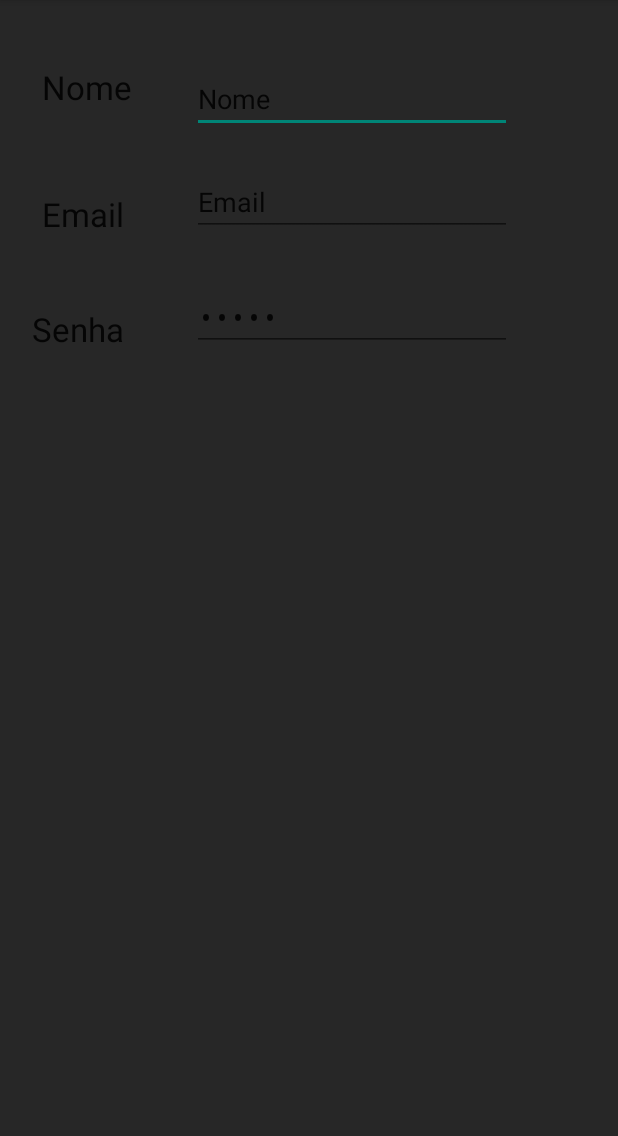
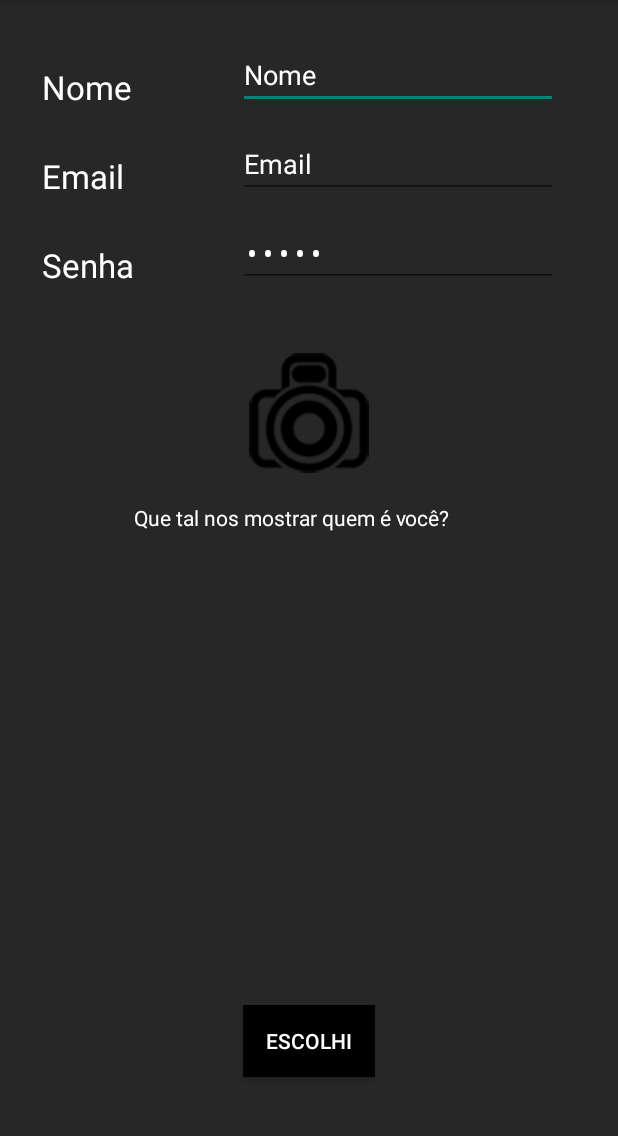
Before and after one commit to WillianFrigotto/PhotoMania, an Android app: the layout tela_cadastrar.xml on its own in the app's theme, with its tools: preview values and no code run, on a phone screen of 412 x 824 dp, the part 84-1220 px from its top. Run offline under Robolectric (Android 15) with nearby library versions, the phone set to English and light mode, and no system bars.

Commit message:
Alterações nas telas
Feitas alterações na tela de cadastro e criado menus

```diff
--- /dev/null
+++ b/app/src/main/res/layout/menu_contexto_fotos.xml
@@ -0,0 +1,4 @@
+<?xml version="1.0" encoding="utf-8"?>
+<RelativeLayout xmlns:android="http://schemas.android.com/apk/res/android"
+    android:layout_width="match_parent" android:layout_height="match_parent">
+</RelativeLayout>
--- a/app/src/main/res/layout/tela_cadastrar.xml
+++ b/app/src/main/res/layout/tela_cadastrar.xml
@@ -2,7 +2,8 @@
 <RelativeLayout xmlns:android="http://schemas.android.com/apk/res/android"
 android:layout_width="match_parent" android:layout_height="match_parent"
     android:background="#ff272727"
-   >
+    >
+
 
     <TextView
         android:layout_width="wrap_content"
@@ -13,7 +14,8 @@ android:layout_width="match_parent" android:layout_height="match_parent"
         android:layout_marginTop="43dp"
         android:layout_marginStart="28dp"
         android:layout_alignParentTop="true"
-        android:layout_alignParentStart="true" />
+        android:layout_alignParentStart="true"
+        android:textColor="#ffffffff" />
 
     <TextView
         android:layout_width="wrap_content"
@@ -21,9 +23,10 @@ android:layout_width="match_parent" android:layout_height="match_parent"
         android:textAppearance="?android:attr/textAppearanceLarge"
         android:text="@string/lblEmail"
         android:id="@+id/textView"
-        android:layout_below="@+id/lblNome"
-        android:layout_alignStart="@+id/lblNome"
-        android:layout_marginTop="55dp" />
+        android:textColor="#ffffffff"
+        android:layout_marginTop="30dp"
+        android:layout_below="@+id/txtNome"
+        android:layout_alignStart="@+id/lblNome" />
 
     <TextView
         android:layout_width="wrap_content"
@@ -31,9 +34,10 @@ android:layout_width="match_parent" android:layout_height="match_parent"
         android:textAppearance="?android:attr/textAppearanceLarge"
         android:text="@string/lblSenha"
         android:id="@+id/lblSenha"
+        android:layout_marginTop="30dp"
+        android:textColor="#ffffffff"
         android:layout_below="@+id/textView"
-        android:layout_alignEnd="@+id/textView"
-        android:layout_marginTop="47dp" />
+        android:layout_alignStart="@+id/textView" />
 
     <EditText
         android:layout_width="wrap_content"
@@ -42,9 +46,10 @@ android:layout_width="match_parent" android:layout_height="match_parent"
         android:text="@string/txtNome"
         android:ems="10"
         android:id="@+id/txtNome"
-        android:layout_alignTop="@+id/lblNome"
-        android:layout_toEndOf="@+id/lblNome"
-        android:layout_marginStart="40dp" />
+        android:textColor="#ffffffff"
+        android:layout_alignBottom="@+id/lblNome"
+        android:layout_alignParentEnd="true"
+        android:layout_marginEnd="40dp" />
 
     <EditText
         android:layout_width="wrap_content"
@@ -52,9 +57,10 @@ android:layout_width="match_parent" android:layout_height="match_parent"
         android:inputType="textEmailAddress"
         android:ems="10"
         android:id="@+id/txtEmail"
+        android:text="@string/txtEmail"
+        android:textColor="#ffffffff"
         android:layout_above="@+id/lblSenha"
-        android:layout_alignStart="@+id/txtNome"
-        android:text="@string/txtEmail" />
+        android:layout_alignStart="@+id/txtNome" />
 
     <EditText
         android:layout_width="wrap_content"
@@ -62,7 +68,40 @@ android:layout_width="match_parent" android:layout_height="match_parent"
         android:inputType="textPassword"
         android:ems="10"
         android:id="@+id/txtSenha"
+        android:text="@string/txtSenha"
+        android:textColor="#ffffffff"
         android:layout_alignBottom="@+id/lblSenha"
-        android:layout_alignStart="@+id/txtEmail"
-        android:text="@string/txtSenha" />
+        android:layout_alignStart="@+id/txtEmail" />
+
+    <ImageView
+        android:layout_width="wrap_content"
+        android:layout_height="wrap_content"
+        android:id="@+id/imglink"
+        android:background="@drawable/icon"
+        android:layout_marginTop="44dp"
+        android:layout_below="@+id/txtSenha"
+        android:layout_centerHorizontal="true"
+        android:adjustViewBounds="false" />
+
+    <Button
+        android:layout_width="wrap_content"
+        android:layout_height="wrap_content"
+        android:text="@string/btn_escolhi"
+        android:id="@+id/bntConcluirFoto"
+        android:layout_marginBottom="50dp"
+        android:layout_alignParentBottom="true"
+        android:layout_centerHorizontal="true"
+        android:textColor="#ffffffff"
+        android:background="#ff000000" />
+
+    <TextView
+        android:layout_width="wrap_content"
+        android:layout_height="wrap_content"
+        android:textAppearance="?android:attr/textAppearanceSmall"
+        android:text="@string/txt_desc_btn_foto"
+        android:id="@+id/txtDescBtnFoto"
+        android:textColor="#ffffffff"
+        android:layout_below="@+id/imglink"
+        android:layout_toEndOf="@+id/lblSenha"
+        android:layout_marginTop="20dp" />
 </RelativeLayout>
--- a/app/src/main/res/menu/menu_main.xml
+++ b/app/src/main/res/menu/menu_main.xml
@@ -1,7 +1,9 @@
 <menu xmlns:android="http://schemas.android.com/apk/res/android"
     xmlns:tools="http://schemas.android.com/tools" tools:context=".MainActivity">
-    <item android:id="@+id/action_menu" android:title="@string/action_menu"
-        android:orderInCategory="100" android:showAsAction="always" />
     <item android:id="@+id/action_timeline" android:title="@string/action_timeline"
         android:orderInCategory="100" android:showAsAction="always" android:icon="@drawable/logotimelinenovo"/>
+    <item android:id="@+id/action_camera" android:title="@string/action_camera"
+        android:orderInCategory="100" android:showAsAction="always" android:icon="@drawable/icon"/>
+    <item android:id="@+id/action_topdez" android:title="@string/action_topdez"
+        android:orderInCategory="100" android:showAsAction="always" android:icon="@drawable/top10"/>
 </menu>
--- a/app/src/main/res/values/strings.xml
+++ b/app/src/main/res/values/strings.xml
@@ -1,9 +1,10 @@
 <resources>
     <string name="app_name">PhotoMania</string>
 
-    <string name="hello_world">Hello world!</string>
     <string name="action_menu">Menu</string>
     <string name="action_timeline">Time-Line</string>
+    <string name="action_camera">Câmera</string>
+    <string name="action_topdez">Top-Dez</string>
     <string name="btn_cadastrar">CADASTRAR</string>
     <string name="btn_logar">LOGAR</string>
     <string name="lblNome">Nome</string>
@@ -15,4 +16,6 @@
     <string name="txtEmail">Email</string>
     <string name="title_activity_login">Login Usuario</string>
     <string name="title_activity_cadastrarUsuario">Novo Usuario</string>
+    <string name="btn_escolhi">Escolhi</string>
+    <string name="txt_desc_btn_foto">Que tal nos mostrar quem é você?</string>
 </resources>
```
Also changed, not shown: app/build.gradle (+5 -5 lines), app/src/main/res/layout/activity_main.xml (+6 -2 lines), app/src/main/res/menu/menu_contexto_foto.xml (added, +11 -0 lines), app/src/main/res/drawable/icon.png (added), 1 other file.
